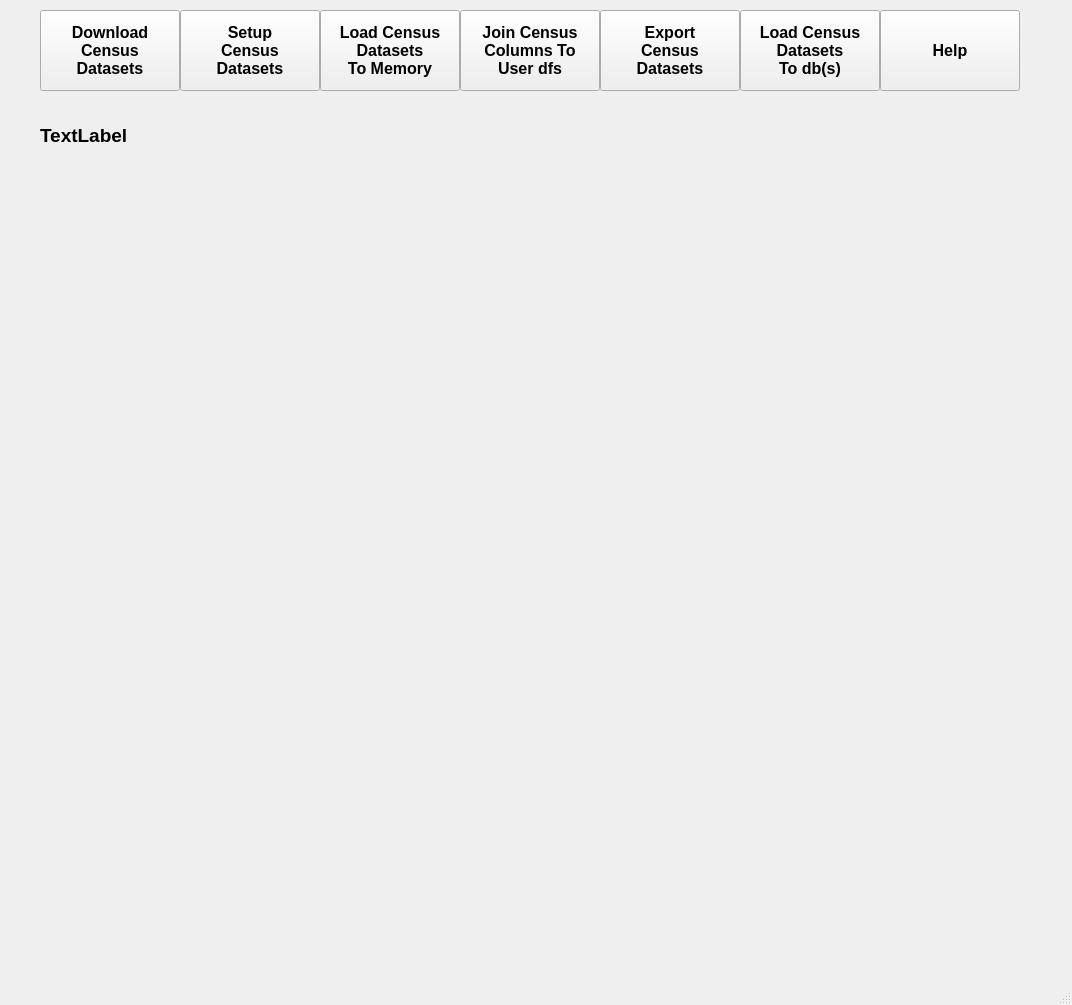
Old version of the form dfcleanser/Qt/utils/Census/CensusUI.ui in the repository RickKrasinski/dfcleanser.
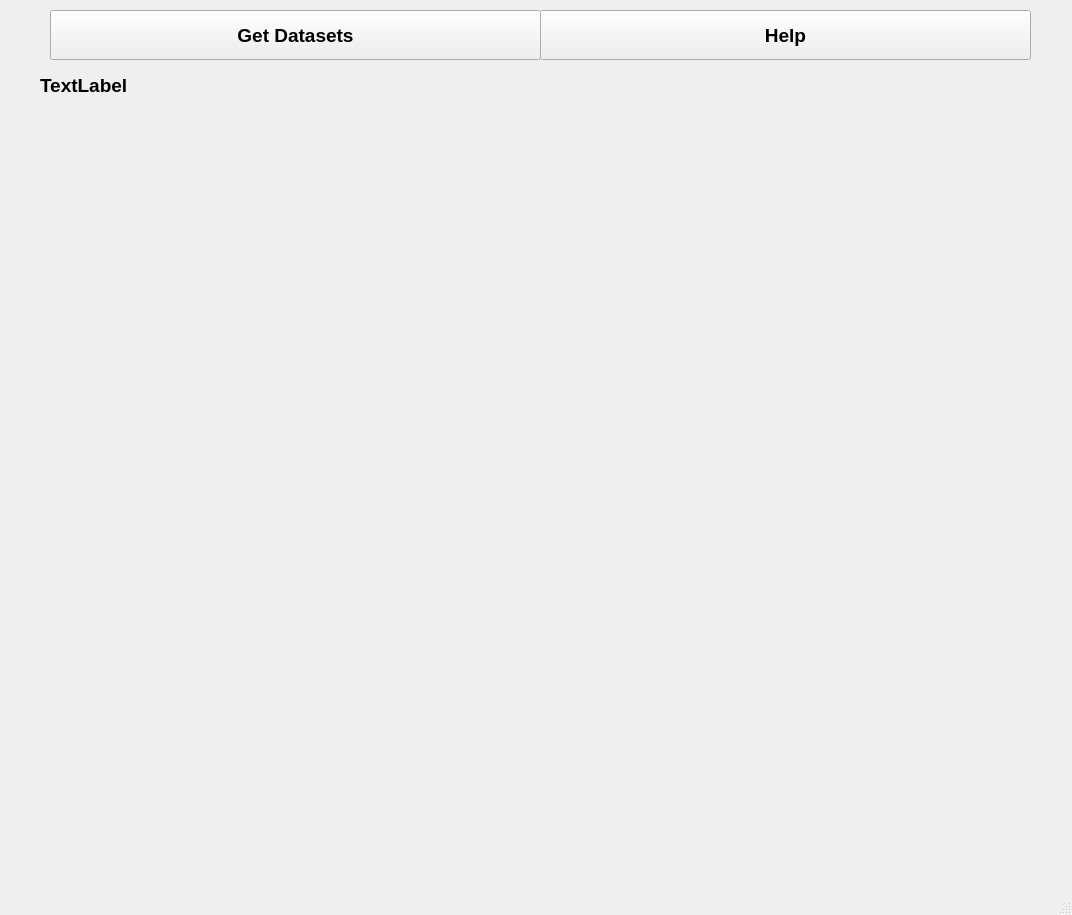
New version of the form.

Patch:
```diff
--- a/dfcleanser/Qt/utils/Census/CensusUI.ui
+++ b/dfcleanser/Qt/utils/Census/CensusUI.ui
@@ -7,7 +7,7 @@
     <x>0</x>
     <y>0</y>
     <width>1072</width>
-    <height>1005</height>
+    <height>915</height>
    </rect>
   </property>
   <property name="font">
@@ -25,167 +25,29 @@
    <widget class="QPushButton" name="CensusDownloadDatasetsbutton">
     <property name="geometry">
      <rect>
-      <x>40</x>
+      <x>50</x>
       <y>10</y>
-      <width>140</width>
-      <height>81</height>
+      <width>491</width>
+      <height>50</height>
      </rect>
     </property>
     <property name="font">
      <font>
       <family>Arial</family>
-      <pointsize>12</pointsize>
+      <pointsize>14</pointsize>
       <weight>75</weight>
       <bold>true</bold>
      </font>
     </property>
     <property name="text">
-     <string>Download
-Census
-Datasets</string>
-    </property>
-   </widget>
-   <widget class="QPushButton" name="CensusSetupDatasetsbutton">
-    <property name="geometry">
-     <rect>
-      <x>180</x>
-      <y>10</y>
-      <width>140</width>
-      <height>81</height>
-     </rect>
-    </property>
-    <property name="font">
-     <font>
-      <pointsize>12</pointsize>
-      <weight>75</weight>
-      <bold>true</bold>
-     </font>
-    </property>
-    <property name="contextMenuPolicy">
-     <enum>Qt::CustomContextMenu</enum>
-    </property>
-    <property name="text">
-     <string>Setup
-Census
-Datasets</string>
-    </property>
-   </widget>
-   <widget class="QPushButton" name="CensusLoadToMemorybutton">
-    <property name="geometry">
-     <rect>
-      <x>320</x>
-      <y>10</y>
-      <width>140</width>
-      <height>81</height>
-     </rect>
-    </property>
-    <property name="font">
-     <font>
-      <pointsize>12</pointsize>
-      <weight>75</weight>
-      <bold>true</bold>
-     </font>
-    </property>
-    <property name="focusPolicy">
-     <enum>Qt::WheelFocus</enum>
-    </property>
-    <property name="text">
-     <string>Load Census
-Datasets
-To Memory</string>
-    </property>
-   </widget>
-   <widget class="QPushButton" name="CensusJoinToDfsbutton">
-    <property name="geometry">
-     <rect>
-      <x>460</x>
-      <y>10</y>
-      <width>140</width>
-      <height>81</height>
-     </rect>
-    </property>
-    <property name="font">
-     <font>
-      <pointsize>12</pointsize>
-      <weight>75</weight>
-      <bold>true</bold>
-     </font>
-    </property>
-    <property name="text">
-     <string>Join Census
-Columns To
-User dfs</string>
-    </property>
-   </widget>
-   <widget class="QPushButton" name="CensusExportbutton">
-    <property name="geometry">
-     <rect>
-      <x>600</x>
-      <y>10</y>
-      <width>140</width>
-      <height>81</height>
-     </rect>
-    </property>
-    <property name="font">
-     <font>
-      <pointsize>12</pointsize>
-      <weight>75</weight>
-      <bold>true</bold>
-     </font>
-    </property>
-    <property name="text">
-     <string>Export
-Census
-Datasets</string>
-    </property>
-   </widget>
-   <widget class="QPushButton" name="CensusLoadToDBbutton">
-    <property name="geometry">
-     <rect>
-      <x>740</x>
-      <y>10</y>
-      <width>140</width>
-      <height>81</height>
-     </rect>
-    </property>
-    <property name="font">
-     <font>
-      <pointsize>12</pointsize>
-      <weight>75</weight>
-      <bold>true</bold>
-     </font>
-    </property>
-    <property name="text">
-     <string>Load Census
-Datasets
-To db(s)</string>
-    </property>
-   </widget>
-   <widget class="QPushButton" name="CensusHelpbutton">
-    <property name="geometry">
-     <rect>
-      <x>880</x>
-      <y>10</y>
-      <width>140</width>
-      <height>81</height>
-     </rect>
-    </property>
-    <property name="font">
-     <font>
-      <pointsize>12</pointsize>
-      <weight>75</weight>
-      <bold>true</bold>
-     </font>
-    </property>
-    <property name="text">
-     <string>Help</string>
+     <string>Get Datasets</string>
     </property>
    </widget>
    <widget class="QLabel" name="Censussplash">
     <property name="geometry">
      <rect>
       <x>40</x>
-      <y>110</y>
+      <y>60</y>
       <width>121</width>
       <height>51</height>
      </rect>
@@ -194,20 +56,35 @@
      <string>TextLabel</string>
     </property>
    </widget>
+   <widget class="QPushButton" name="CensusHelpbutton">
+    <property name="geometry">
+     <rect>
+      <x>540</x>
+      <y>10</y>
+      <width>491</width>
+      <height>50</height>
+     </rect>
+    </property>
+    <property name="font">
+     <font>
+      <weight>75</weight>
+      <bold>true</bold>
+     </font>
+    </property>
+    <property name="text">
+     <string>Help</string>
+    </property>
+   </widget>
    <widget class="QWidget" name="verticalLayoutWidget">
     <property name="geometry">
      <rect>
       <x>40</x>
-      <y>180</y>
-      <width>1001</width>
+      <y>160</y>
+      <width>991</width>
       <height>711</height>
      </rect>
     </property>
-    <layout class="QVBoxLayout" name="dfcCensusMainLayout">
-     <property name="sizeConstraint">
-      <enum>QLayout::SetNoConstraint</enum>
-     </property>
-    </layout>
+    <layout class="QVBoxLayout" name="CensusLayout"/>
    </widget>
   </widget>
   <widget class="QStatusBar" name="statusbar"/>
```
Left out of the diff: 2 changed lines with no effect on the pictures.
